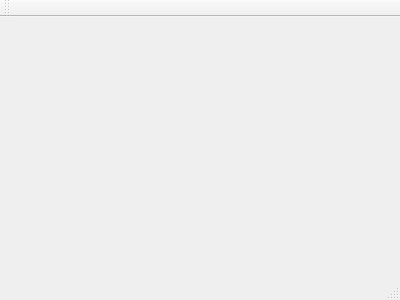
Before: the Qt Designer form AirServant/mainwindow.ui in Shantom/CentralAirConditioner-AirServant, drawn with Qt 5.
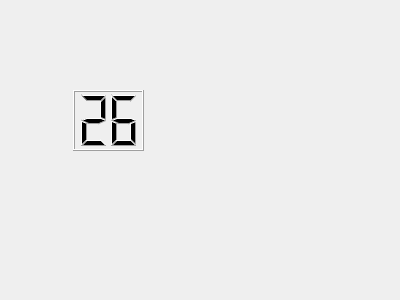
After: the same form once the commit is applied.

```diff
--- a/AirServant/mainwindow.ui
+++ b/AirServant/mainwindow.ui
@@ -12,13 +12,32 @@
   <property name="windowTitle" >
    <string>MainWindow</string>
   </property>
-  <widget class="QMenuBar" name="menuBar" />
-  <widget class="QToolBar" name="mainToolBar" />
-  <widget class="QWidget" name="centralWidget" />
-  <widget class="QStatusBar" name="statusBar" />
+  <widget class="QWidget" name="centralWidget">
+   <widget class="QLCDNumber" name="lcdNumber">
+    <property name="geometry">
+     <rect>
+      <x>73</x>
+      <y>90</y>
+      <width>71</width>
+      <height>61</height>
+     </rect>
+    </property>
+    <property name="smallDecimalPoint">
+     <bool>false</bool>
+    </property>
+    <property name="digitCount">
+     <number>2</number>
+    </property>
+    <property name="segmentStyle">
+     <enum>QLCDNumber::Filled</enum>
+    </property>
+    <property name="value" stdset="0">
+     <double>26.000000000000000</double>
+    </property>
+   </widget>
+  </widget>
  </widget>
- <layoutDefault spacing="6" margin="11" />
- <pixmapfunction></pixmapfunction>
+ <layoutdefault spacing="6" margin="11"/>
  <resources/>
  <connections/>
 </ui>
```
Left out of the diff: 7 changed lines with no effect on the pictures.
